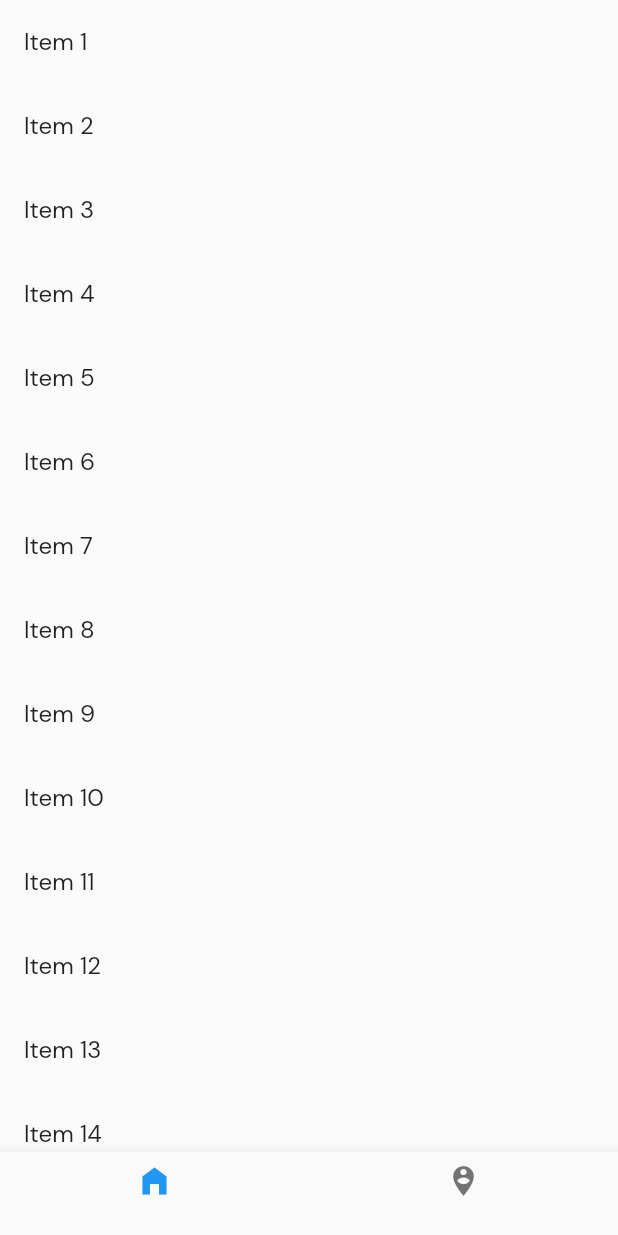
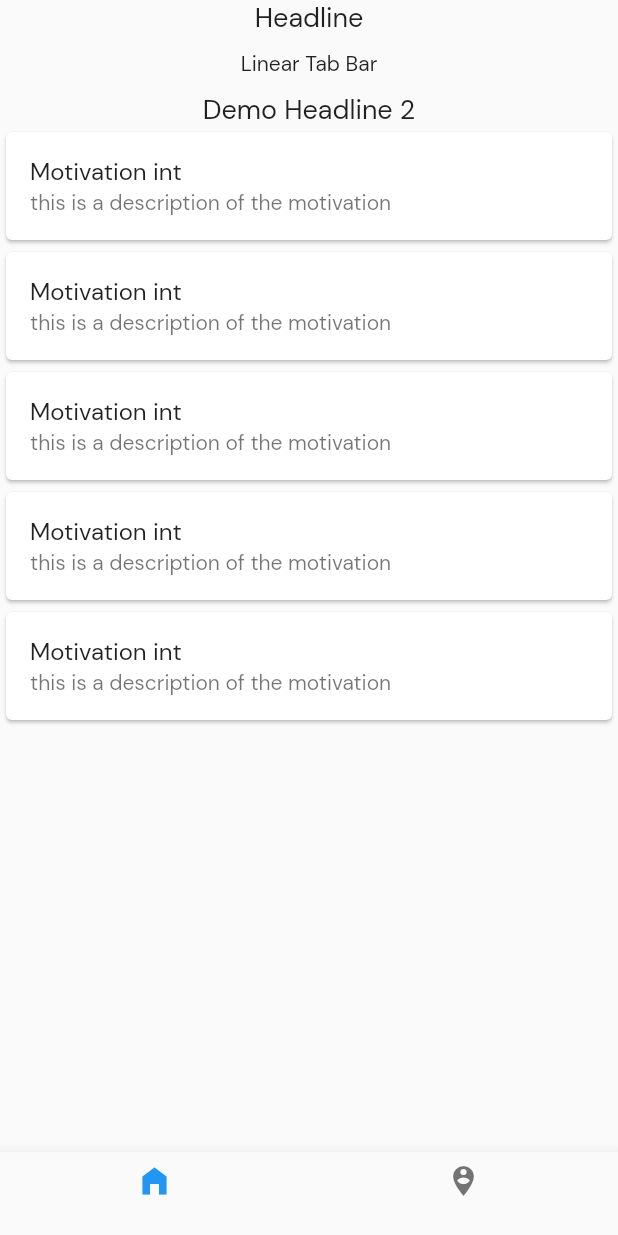
Before and after one commit to Greek-Cp/sidokare_mobile_app, a Flutter app: the screen it shows after launch, on a phone screen of 412 x 824 dp. Run offline on Flutter 3.47's test engine with Material 2 defaults, Android fonts, the phone set to English and light mode, and no system bars; our stand-ins replace flutter_otp_text_field, flutter_screenutil, google_fonts, motion_toast, otp_text_field; missing offline and left inert: flutter_custom_tab_bar, mailer.

Commit message:
Pembaruan dari gw
ini daf

```diff
--- /dev/null
+++ b/lib/pages/item_nav/page_utama.dart
@@ -0,0 +1,138 @@
+import 'package:flutter/material.dart';
+import 'package:flutter/rendering.dart';
+import 'package:flutter_screenutil/flutter_screenutil.dart';
+import 'package:sidokare_mobile_app/component/text_description.dart';
+import 'package:sidokare_mobile_app/const/list_color.dart';
+import 'package:flutter_custom_tab_bar/custom_tab_bar.dart';
+import 'package:sidokare_mobile_app/const/size.dart';
+
+import 'package:flutter_custom_tab_bar/custom_tab_bar.dart';
+import 'package:flutter_custom_tab_bar/indicator/custom_indicator.dart';
+import 'package:flutter_custom_tab_bar/indicator/linear_indicator.dart';
+import 'package:flutter_custom_tab_bar/indicator/round_indicator.dart';
+import 'package:flutter_custom_tab_bar/indicator/standard_indicator.dart';
+import 'package:flutter_custom_tab_bar/library.dart';
+import 'package:flutter_custom_tab_bar/models.dart';
+import 'package:flutter_custom_tab_bar/transform/color_transform.dart';
+import 'package:flutter_custom_tab_bar/transform/scale_transform.dart';
+import 'package:flutter_custom_tab_bar/transform/tab_bar_transform.dart';
+
+class PageUtama extends StatelessWidget {
+  Widget searchBar() {
+    return Padding(
+      padding: EdgeInsets.all(10),
+      child: Container(
+        child: TextField(
+            style: TextStyle(fontSize: size.textButton.sp),
+            decoration: InputDecoration(
+                hintText: "Cari Berita Terkini",
+                border: OutlineInputBorder(
+                    borderRadius: BorderRadius.circular(30.h)),
+                prefixIcon: Icon(Icons.search))),
+      ),
+    );
+  }
+
+  Widget buttonKategoryBerita(String? namaButton) {
+    return Padding(
+      padding: const EdgeInsets.all(8.0),
+      child: Column(
+        children: [
+          ComponentTextButton("$namaButton"),
+          Container(
+            height: 10.h,
+            width: 200,
+            color: ListColor.warnaBiruSidoKare,
+          )
+        ],
+      ),
+    );
+  }
+
+
+  Widget _buildItem(BuildContext context, String title, Widget widget) {
+    return InkWell(
+      onTap: () {
+        Navigator.of(context)
+            .push(MaterialPageRoute(builder: (context) => widget));
+      },
+      child: Container(
+        padding: EdgeInsets.all(10),
+        child: Text(title),
+      ),
+    );
+  }
+
+  @override
+  Widget build(BuildContext context) {
+    // TODO: implement build
+    return ScreenUtilInit(
+      builder: (context, child) {
+        return Scaffold(
+          body: SingleChildScrollView(
+            child: Column(
+              mainAxisSize: MainAxisSize.min,
+              children: <Widget>[
+                Text(
+                  'Headline',
+                  style: TextStyle(fontSize: 18),
+                ),
+                _buildItem(context, "Linear Tab Bar", LinearIndicator()),
+
+                /*
+                SizedBox(
+                  height: 200.0,
+                  child: ListView(
+                    physics: ClampingScrollPhysics(),
+                    shrinkWrap: true,
+                    scrollDirection: Axis.horizontal,
+                    children: [
+                      buttonKategoryBerita("Pemerintahan Desa"),
+                      buttonKategoryBerita("Pembangunan Desa"),
+                      buttonKategoryBerita("aaa")
+                    ],
+                  ),
+                ),
+                */
+                Text(
+                  'Demo Headline 2',
+                  style: TextStyle(fontSize: 18),
+                ),
+                Card(
+                  child: ListTile(
+                      title: Text('Motivation $int'),
+                      subtitle:
+                          Text('this is a description of the motivation')),
+                ),
+                Card(
+                  child: ListTile(
+                      title: Text('Motivation $int'),
+                      subtitle:
+                          Text('this is a description of the motivation')),
+                ),
+                Card(
+                  child: ListTile(
+                      title: Text('Motivation $int'),
+                      subtitle:
+                          Text('this is a description of the motivation')),
+                ),
+                Card(
+                  child: ListTile(
+                      title: Text('Motivation $int'),
+                      subtitle:
+                          Text('this is a description of the motivation')),
+                ),
+                Card(
+                  child: ListTile(
+                      title: Text('Motivation $int'),
+                      subtitle:
+                          Text('this is a description of the motivation')),
+                ),
+              ],
+            ),
+          ),
+        );
+      },
+    );
+  }
+}
--- a/lib/pages/page_home.dart
+++ b/lib/pages/page_home.dart
@@ -1,4 +1,7 @@
 import 'package:flutter/material.dart';
+import 'package:sidokare_mobile_app/pages/item_nav/page_utama.dart';
+
+import 'item_nav/page_berita.dart';
 
 class HalamanUtama extends StatefulWidget {
   static String routeName = "/page_home ";
@@ -18,18 +21,7 @@ class _HalamanUtamaState extends State<HalamanUtama> {
 
   static List<int> arr = List.generate(100, (index) => index);
 
-  static List<Widget> listPage = [
-    Scaffold(
-        body: ListView.builder(
-      itemCount: arr.length,
-      itemBuilder: (BuildContext context, int index) {
-        return ListTile(
-          title: Text('Item ${index + 1}'),
-        );
-      },
-    )),
-    Text("Hello World")
-  ];
+  static List<Widget> listPage = [PageUtama(), Text("Hello World")];
   @override
   Widget build(BuildContext context) {
     // TODO: implement build
--- a/pubspec.yaml
+++ b/pubspec.yaml
@@ -17,6 +17,7 @@ dependencies:
   flutter_otp_text_field: ^1.1.1
   http: ^0.13.5
   mailer: ^6.0.0
+  flutter_custom_tab_bar: ^1.2.1
 
 dev_dependencies:
   flutter_lints: ^2.0.0
```
Also changed, not shown: lib/pages/item_nav/page_berita.dart (added, +14 -0 lines), pubspec.lock.
